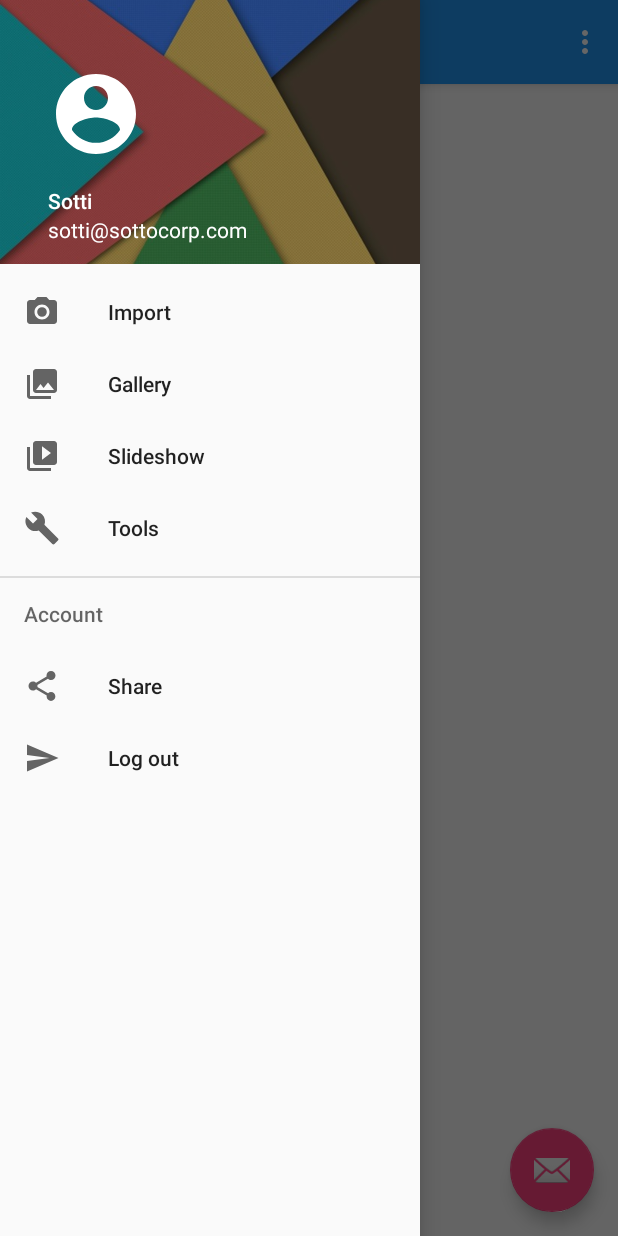
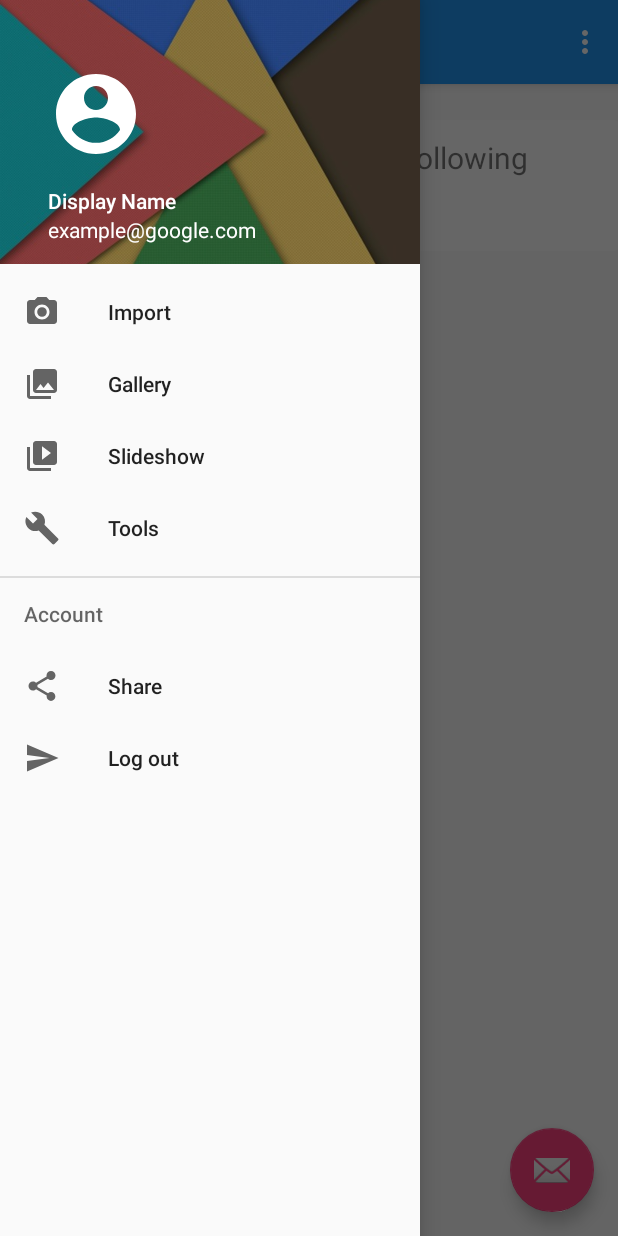
Before and after one commit to AbdulYahya/TwiSentials, an Android app: the screen it shows after launch once a user with an empty profile is signed in (MainActivity), with the side drawer open, on a phone screen of 412 x 824 dp. Run offline under Robolectric (Android 15) with nearby library versions, the phone set to English and light mode, and no system bars; our stand-ins replace ButterKnife, Firebase (no records; nobody signed in at launch, a user with empty details on screens opened directly), Picasso; libraries missing offline, so code that uses them is left out: com.twitter.sdk; 6 statements that could not run were skipped.

Commit message:
Updated nav drawer to replace default text/images with user's twitter avi/banner/display name & email. Also added Follower/Friend counter cardview.

```diff
--- a/app/src/main/java/me/ayahya/aesirr/twisentials/services/TwitterService.java
+++ b/app/src/main/java/me/ayahya/aesirr/twisentials/services/TwitterService.java
@@ -56,10 +56,10 @@ public class TwitterService {
                         .concat(".jpg");
                 String biggerBanner = result.data.profileBannerUrl
                         .substring(0, result.data.profileBannerUrl.length())
-                        .concat("/mobile");
+                        .concat("/1500x500");
                 // New User
                 currentUser = new me.ayahya.aesirr.twisentials.models.User(
-                        biggerImg,  result.data.profileBannerUrl,
+                        biggerImg,  biggerBanner,
                         result.data.createdAt, result.data.description, result.data.email,
                         result.data.lang, result.data.name, result.data.idStr,
                         result.data.followersCount, result.data.friendsCount, result.data.favouritesCount);
--- a/app/src/main/java/me/ayahya/aesirr/twisentials/ui/MainActivity.java
+++ b/app/src/main/java/me/ayahya/aesirr/twisentials/ui/MainActivity.java
@@ -18,6 +18,7 @@ import android.view.Menu;
 import android.view.MenuItem;
 import android.widget.ImageView;
 import android.widget.LinearLayout;
+import android.widget.TextView;
 
 import com.google.android.gms.tasks.OnSuccessListener;
 import com.google.firebase.crash.FirebaseCrash;
@@ -44,13 +45,17 @@ import retrofit2.Call;
 public class MainActivity extends AppCompatActivity
         implements NavigationView.OnNavigationItemSelectedListener {
 
+    private static final String TAG = MainActivity.class.getSimpleName();
+
     @BindView(R.id.toolbar) Toolbar toolbar;
     @BindView(R.id.drawer_layout) DrawerLayout drawer;
     @BindView(R.id.nav_view) NavigationView navigationView;
     @BindView(R.id.fab) FloatingActionButton fab;
 
-    private static final int MAX_WIDTH = 192;
-    private static final int MAX_HEIGHT = 192;
+    private static final int AVI_MAX_WIDTH = 192;
+    private static final int AVI_MAX_HEIGHT = 192;
+    private static final int BANNER_MAX_WIDTH = 400;
+    private static final int BANNER_MAX_HEIGHT = 400;
 
     private FirebaseAuthService firebaseAuthService = new FirebaseAuthService();
     private FirestoreService firestoreService = new FirestoreService();
@@ -98,23 +103,35 @@ public class MainActivity extends AppCompatActivity
                 docRef.get().addOnSuccessListener(new OnSuccessListener<DocumentSnapshot>() {
                     @Override
                     public void onSuccess(DocumentSnapshot documentSnapshot) {
-                        ImageView userAvi = findViewById(R.id.navigation_drawer_user_account_picture_profile);
-                        me.ayahya.aesirr.twisentials.models.User user = documentSnapshot.toObject(me.ayahya.aesirr.twisentials.models.User.class);
+                        ImageView userAvi = findViewById(R.id.nav_drawer_user_profile_avi);
+                        ImageView userBanner = findViewById(R.id.nav_drawer_user_pic_cover);
+                        TextView userDisplayName = findViewById(R.id.nav_drawer_user_display_name);
+                        TextView userEmail = findViewById(R.id.nav_drawer_user_email);
+                        TextView followersCount = findViewById(R.id.followers_count);
+                        TextView friendsCount = findViewById(R.id.friends_count);
+
+                        me.ayahya.aesirr.twisentials.models.User user = documentSnapshot
+                                .toObject(me.ayahya.aesirr.twisentials.models.User.class);
                         Picasso.get().load(user.getAviUrl())
-                                .resize(MAX_WIDTH, MAX_HEIGHT)
+                                .resize(AVI_MAX_WIDTH, AVI_MAX_HEIGHT)
                                 .centerCrop()
                                 .transform(new CircleTransform())
                                 .into(userAvi);
-//                        twitterHandle.setText(user.getName());
-//                        friendsCount.setText(String.valueOf(user.getFriendsCount()));
-//                        followersCount.setText(String.valueOf(user.getFollowersCount()));
+                        Picasso.get().load(user.getBannerUrl())
+                                .resize(BANNER_MAX_WIDTH, BANNER_MAX_HEIGHT)
+                                .centerCrop()
+                                .into(userBanner);
+                        userDisplayName.setText(user.getName());
+                        userEmail.setText(user.getEmail());
+                        friendsCount.setText(String.valueOf(user.getFriendsCount()));
+                        followersCount.setText(String.valueOf(user.getFollowersCount()));
                     }
                 });
             }
 
             @Override
             public void failure(TwitterException exception) {
-//                FirebaseCrash.logcat(Log.ERROR, TAG + ":TwitterException:failure", exception.getMessage());
+                FirebaseCrash.logcat(Log.ERROR, TAG + ":TwitterException:failure", exception.getMessage());
             }
         });
     }
--- a/app/src/main/res/layout/activity_main.xml
+++ b/app/src/main/res/layout/activity_main.xml
@@ -1,4 +1,70 @@
 <?xml version="1.0" encoding="utf-8"?>
+<android.support.constraint.ConstraintLayout xmlns:android="http://schemas.android.com/apk/res/android"
+    xmlns:app="http://schemas.android.com/apk/res-auto"
+    xmlns:tools="http://schemas.android.com/tools"
+    android:layout_width="match_parent"
+    android:layout_height="match_parent">
+    <android.support.constraint.Guideline
+        android:id="@+id/guideline3"
+        android:layout_width="wrap_content"
+        android:layout_height="wrap_content"
+        android:orientation="horizontal"
+        app:layout_constraintGuide_begin="80dp" />
+    <android.support.v7.widget.CardView
+        android:layout_width="match_parent"
+        android:layout_height="87dp"
+        app:cardElevation="0dp"
+        app:layout_constraintEnd_toEndOf="parent"
+        app:layout_constraintStart_toStartOf="parent"
+        app:layout_constraintTop_toTopOf="@+id/guideline3">
+        <LinearLayout
+            android:layout_width="match_parent"
+            android:layout_height="match_parent"
+            android:baselineAligned="false"
+            android:orientation="horizontal"
+            android:weightSum="2">
+            <LinearLayout
+                android:layout_width="match_parent"
+                android:layout_height="match_parent"
+                android:layout_weight="1"
+                android:gravity="center"
+                android:orientation="vertical">
+                <TextView
+                    android:layout_width="wrap_content"
+                    android:layout_height="wrap_content"
+                    android:text="@string/followers"
+                    android:textSize="20sp" />
+                <TextView
+                    android:id="@+id/followers_count"
+                    android:layout_width="wrap_content"
+                    android:layout_height="wrap_content"
+                    android:paddingTop="10dp"
+                    android:textColor="@color/startBlue"
+                    android:textSize="20sp"
+                    android:textStyle="bold" />
+            </LinearLayout>
+            <LinearLayout
+                android:layout_width="match_parent"
+                android:layout_height="match_parent"
+                android:layout_weight="1"
+                android:gravity="center"
+                android:orientation="vertical">
+                <TextView
+                    android:layout_width="wrap_content"
+                    android:layout_height="wrap_content"
+                    android:text="@string/following"
+                    android:textSize="20sp" />
+                <TextView
+                    android:id="@+id/friends_count"
+                    android:layout_width="wrap_content"
+                    android:layout_height="wrap_content"
+                    android:paddingTop="10dp"
+                    android:textColor="@color/startBlue"
+                    android:textSize="20sp"
+                    android:textStyle="bold" />
+            </LinearLayout>
+        </LinearLayout>
+    </android.support.v7.widget.CardView>
     <android.support.v4.widget.DrawerLayout xmlns:android="http://schemas.android.com/apk/res/android"
         xmlns:app="http://schemas.android.com/apk/res-auto"
         xmlns:tools="http://schemas.android.com/tools"
@@ -7,16 +73,10 @@
         android:layout_height="match_parent"
         android:fitsSystemWindows="true"
         tools:openDrawer="start">
-
         <include
             layout="@layout/app_bar_drawer"
             android:layout_width="match_parent"
             android:layout_height="match_parent" />
-    <!--<include-->
-        <!--layout="@layout/toolbar"-->
-        <!--android:layout_width="match_parent"-->
-        <!--android:layout_height="match_parent"/>-->
-
         <android.support.design.widget.NavigationView
         android:id="@+id/nav_view"
         android:layout_width="wrap_content"
@@ -25,5 +85,5 @@
         android:fitsSystemWindows="true"
         app:headerLayout="@layout/nav_header_drawer"
         app:menu="@menu/activity_drawer_drawer" />
-
     </android.support.v4.widget.DrawerLayout>
+</android.support.constraint.ConstraintLayout>
--- a/app/src/main/res/layout/nav_header_drawer.xml
+++ b/app/src/main/res/layout/nav_header_drawer.xml
@@ -7,7 +7,7 @@
     android:theme="@style/ThemeOverlay.AppCompat.Dark">
 
     <ImageView
-        android:id="@+id/navigation_drawer_user_account_picture_cover"
+        android:id="@+id/nav_drawer_user_pic_cover"
         android:layout_width="match_parent"
         android:layout_height="@dimen/nav_header_height"
         android:foreground="@drawable/nav_drawer_header_foreground"
@@ -18,7 +18,7 @@
         tools:ignore="ContentDescription" />
 
     <ImageView
-        android:id="@+id/navigation_drawer_user_account_picture_profile"
+        android:id="@+id/nav_drawer_user_profile_avi"
         android:layout_width="wrap_content"
         android:layout_height="wrap_content"
         android:layout_marginStart="32dp"
@@ -29,9 +29,8 @@
         app:srcCompat="@drawable/ic_account_circle_white_64dp"
         tools:ignore="ContentDescription" />
 
-
     <TextView
-        android:id="@+id/navigation_drawer_account_information_display_name"
+        android:id="@+id/nav_drawer_user_display_name"
         style="@style/Body2.White.Primary"
         android:layout_width="wrap_content"
         android:layout_height="0dp"
@@ -39,16 +38,16 @@
         android:layout_marginTop="16dp"
         android:text="@string/tools_text_account_information_username"
         app:layout_constraintStart_toStartOf="parent"
-        app:layout_constraintTop_toBottomOf="@+id/navigation_drawer_user_account_picture_profile" />
+        app:layout_constraintTop_toBottomOf="@+id/nav_drawer_user_profile_avi" />
 
     <TextView
-        android:id="@+id/navigation_drawer_account_information_email"
+        android:id="@+id/nav_drawer_user_email"
         style="@style/Body1.White.Primary"
         android:layout_marginStart="32dp"
         android:text="@string/tools_text_account_information_email"
         app:layout_constraintBottom_toBottomOf="parent"
         app:layout_constraintStart_toStartOf="parent"
-        app:layout_constraintTop_toBottomOf="@+id/navigation_drawer_account_information_display_name"
+        app:layout_constraintTop_toBottomOf="@+id/nav_drawer_user_display_name"
         app:layout_constraintVertical_bias="0.0" />
 
 </android.support.constraint.ConstraintLayout>
--- a/app/src/main/res/values/strings.xml
+++ b/app/src/main/res/values/strings.xml
@@ -59,6 +59,6 @@
     <string name="nav_drawer_item_explore">Explore</string>
     <string name="nav_drawer_help_and_feedback"><![CDATA[Help & feedback]]></string>
     <string name="nav_drawer_about">About</string>
-    <string name="tools_text_account_information_username">Sotti</string>
-    <string name="tools_text_account_information_email">sotti@sottocorp.com</string>
+    <string name="tools_text_account_information_username">Display Name</string>
+    <string name="tools_text_account_information_email">example@google.com</string>
 </resources>
```
Lines whose indentation alone changed are shown as unchanged.
